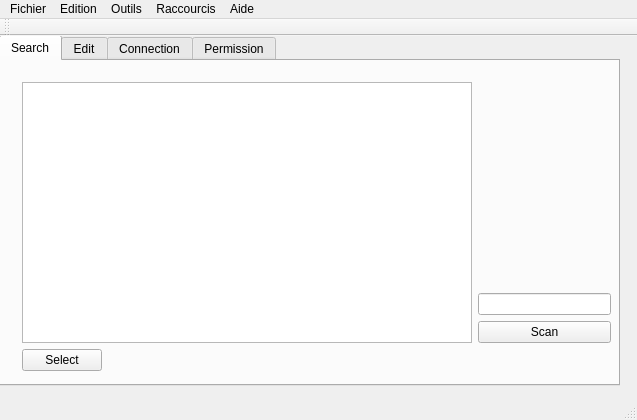
Before: the Qt Designer form application/QtSquid/QtSquid/QtSquid.ui in TrueAbastien/StageQApp, drawn with Qt 5.
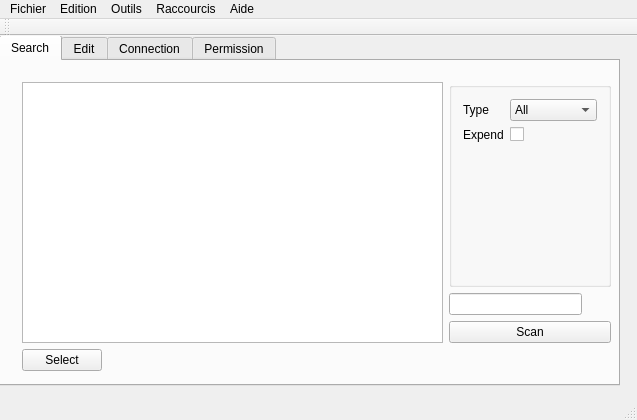
After: the same form once the commit is applied.

The edit to the form file:
```diff
--- a/application/QtSquid/QtSquid/QtSquid.ui
+++ b/application/QtSquid/QtSquid/QtSquid.ui
@@ -58,20 +58,50 @@
          <item>
           <layout class="QVBoxLayout" name="search_VLayout_1_1">
            <item>
-            <layout class="QFormLayout" name="search_FLayout_1_1_1"/>
-           </item>
-           <item>
-            <spacer name="verticalSpacer_3">
-             <property name="orientation">
-              <enum>Qt::Vertical</enum>
-             </property>
-             <property name="sizeHint" stdset="0">
-              <size>
-               <width>20</width>
-               <height>40</height>
-              </size>
-             </property>
-            </spacer>
+            <widget class="QGroupBox" name="search_GBox_1_1_1">
+             <layout class="QFormLayout" name="search_FLayout_1_1_1">
+              <item row="0" column="1">
+               <widget class="QComboBox" name="search_item_availabilityDropdown">
+                <item>
+                 <property name="text">
+                  <string>All</string>
+                 </property>
+                </item>
+                <item>
+                 <property name="text">
+                  <string>Free Only</string>
+                 </property>
+                </item>
+                <item>
+                 <property name="text">
+                  <string>Used Only</string>
+                 </property>
+                </item>
+               </widget>
+              </item>
+              <item row="0" column="0">
+               <widget class="QLabel" name="search_item_availabilityLabel">
+                <property name="text">
+                 <string>Type</string>
+                </property>
+               </widget>
+              </item>
+              <item row="1" column="1">
+               <widget class="QCheckBox" name="search_item_devCheckbox">
+                <property name="text">
+                 <string/>
+                </property>
+               </widget>
+              </item>
+              <item row="1" column="0">
+               <widget class="QLabel" name="search_item_devLabel">
+                <property name="text">
+                 <string>Expend</string>
+                </property>
+               </widget>
+              </item>
+             </layout>
+            </widget>
            </item>
            <item>
             <widget class="QLineEdit" name="search_scanEdit">
```
